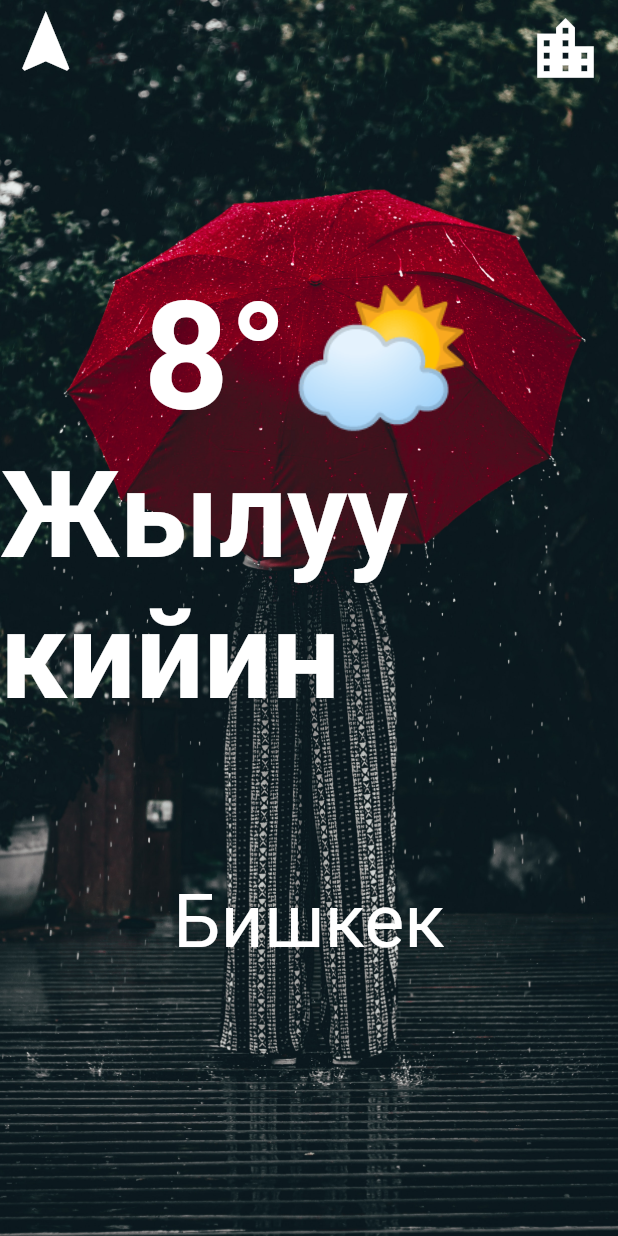
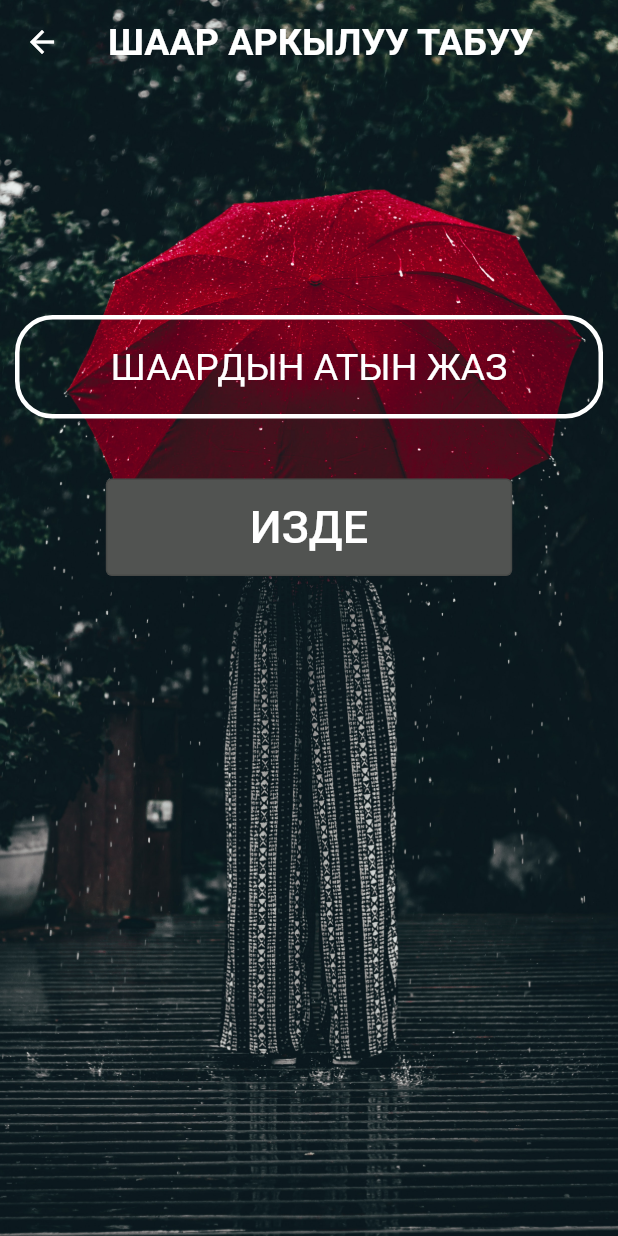
Before and after one commit to ATynchtyk/WeatherApp, a Flutter app: the screen it shows after launch, after a tap on the "location city" icon, on a phone screen of 412 x 824 dp. Run offline on Flutter 3.47's test engine with Material 2 defaults, Android fonts, the phone set to English and light mode, and no system bars.

Commit message:
Dizain Buttu

```diff
--- a/weather_app/lib/city_page.dart
+++ b/weather_app/lib/city_page.dart
@@ -0,0 +1,80 @@
+import 'dart:developer';
+
+import 'package:flutter/material.dart';
+
+class CityPage extends StatelessWidget {
+  CityPage({Key key}) : super(key: key);
+
+final  TextEditingController _textEditingController = TextEditingController();
+
+  @override
+  Widget build(BuildContext context) {
+    return Scaffold(
+      extendBodyBehindAppBar: true,
+      appBar: AppBar(
+        title: Text(
+          'Шаар аркылуу табуу'.toUpperCase(),
+          style: const TextStyle(fontWeight: FontWeight.bold, fontSize: 25.0),
+        ),
+        backgroundColor: Colors.transparent,
+        elevation: 0.0,
+      ),
+      body: Container(
+        width: MediaQuery.of(context).size.width,
+        decoration: const BoxDecoration(
+          image: DecorationImage(
+            image: AssetImage("assets/images/weather.jpg"),
+            fit: BoxFit.cover,
+          ),
+        ),
+        child: Column(
+          children:  [
+            const SizedBox(
+              height: 200.0,
+            ),
+            Padding(
+              padding: const EdgeInsets.all(10),
+              child: TextField(
+                controller: _textEditingController,
+                textAlign: TextAlign.center,
+                style: const TextStyle(color: Colors.white),
+                obscureText: false,
+                decoration: const InputDecoration(
+                    enabledBorder: OutlineInputBorder(
+                        borderSide: BorderSide(color: Colors.white, width: 3.0),
+                        borderRadius: BorderRadius.all(
+                          Radius.circular(25),
+                        )),
+                    // hintText: 'ШААРДЫН АТЫН ЖАЗ',
+                    // labelStyle: TextStyle(color: Colors.white),
+                    hintText: 'ШААРДЫН АТЫН ЖАЗ',
+                    hintStyle: TextStyle(color: Colors.white, fontSize: 25.0),
+                    fillColor: Colors.white),
+              ),
+            ),
+            const SizedBox(
+              height: 30.0,
+            ),
+            OutlinedButton(
+              onPressed: () {
+                log('_textEditingController ====> ${_textEditingController.text}');
+              },
+              style: ButtonStyle(
+                backgroundColor: MaterialStateProperty.all(
+                  const Color.fromARGB(255, 81, 83, 81),
+                ),
+              ),
+           child:  const Padding(
+                padding: EdgeInsets.symmetric(vertical: 15.0, horizontal: 80),
+                child: Text(
+                  'ИЗДЕ',
+                  style: TextStyle(color: Colors.white, fontSize: 30.0),
+                ),
+              ),
+            )
+          ],
+        ),
+      ),
+    );
+  }
+}
--- a/weather_app/lib/main.dart
+++ b/weather_app/lib/main.dart
@@ -1,4 +1,5 @@
 import 'package:flutter/material.dart';
+import 'package:weather_app/city_page.dart';
 
 void main() {
   runApp(const MyApp());
@@ -34,8 +35,8 @@ class _MyHomePageState extends State<MyHomePage> {
         elevation: 0.0,
         backgroundColor: Colors.transparent,
         leading: const Padding(
-          padding:  EdgeInsets.only(left: 5.0),
-          child:  Icon(
+          padding: EdgeInsets.only(left: 5.0),
+          child: Icon(
             Icons.navigation,
             size: 50.0,
             color: Colors.white,
@@ -45,7 +46,14 @@ class _MyHomePageState extends State<MyHomePage> {
           Padding(
             padding: const EdgeInsets.only(right: 20.0),
             child: IconButton(
-              onPressed: () {},
+              onPressed: () {
+                Navigator.push(
+                  context,
+                  MaterialPageRoute(
+                    builder: ((context) =>  CityPage()),
+                  ),
+                );
+              },
               icon: const Icon(
                 Icons.location_city,
                 size: 50.0,
```
Also changed, not shown: 2 other files.
